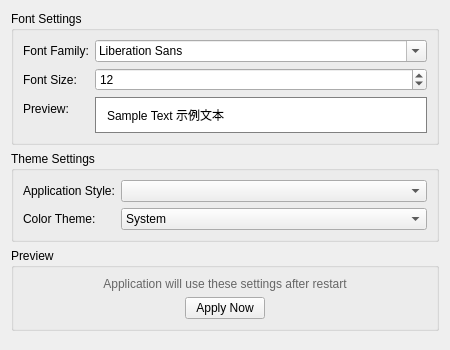
First picture: the form in appearancepreference.ui, repository xbghc/mrscan2, before the edit.
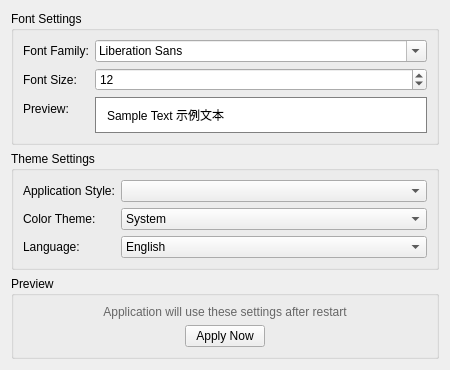
Second picture: the form after the edit.

```diff
--- a/appearancepreference.ui
+++ b/appearancepreference.ui
@@ -112,6 +112,27 @@
         </item>
        </widget>
       </item>
+      <item row="2" column="0">
+       <widget class="QLabel" name="languageLabel">
+        <property name="text">
+         <string>Language:</string>
+        </property>
+       </widget>
+      </item>
+      <item row="2" column="1">
+       <widget class="QComboBox" name="languageComboBox">
+        <item>
+         <property name="text">
+          <string>English</string>
+         </property>
+        </item>
+        <item>
+         <property name="text">
+          <string>Chinese</string>
+         </property>
+        </item>
+       </widget>
+      </item>
      </layout>
     </widget>
    </item>
```
